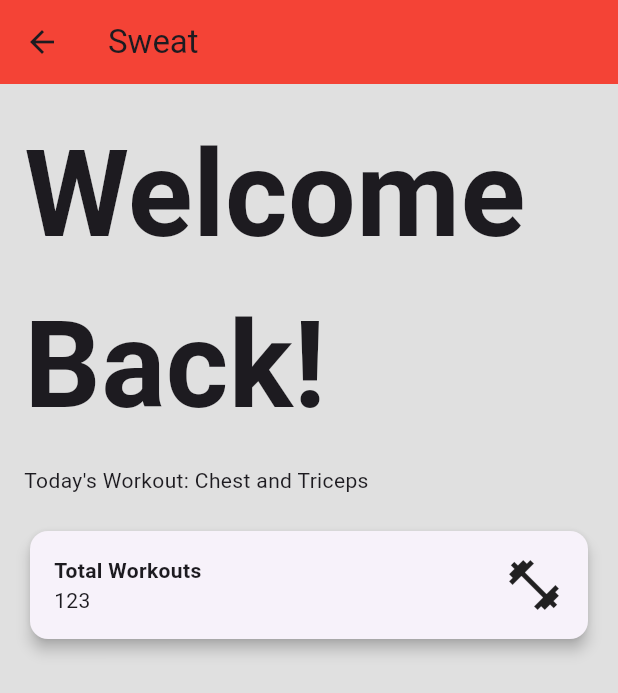
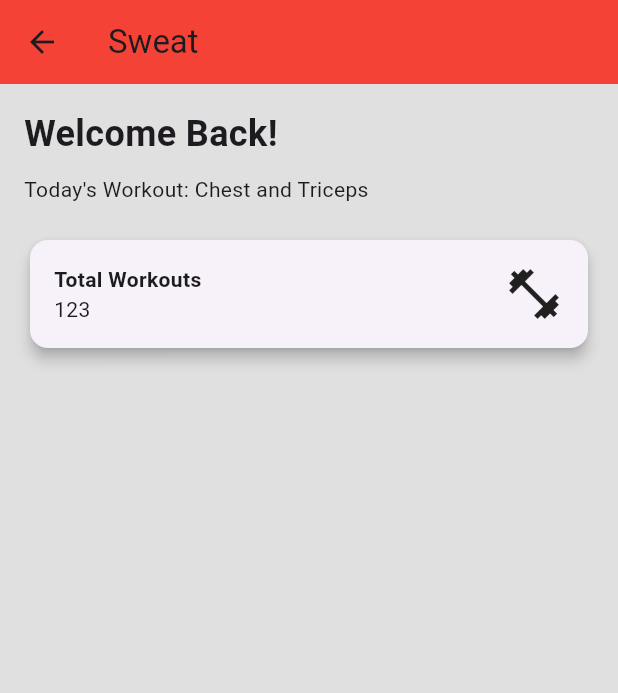
Before and after one commit to Adarsha5421/Sweat_fitness_mobiles, a Flutter app: the HomePage screen opened directly, on a phone screen of 412 x 824 dp. Shown: the top 693 px of the screen. Run offline on Flutter 3.47's test engine with Material 3 defaults, Android fonts, the phone set to English and light mode, and no system bars; our stand-ins replace bloc, dartz, dio, equatable, flutter_bloc, flutter_spinkit and 9 more; accounts and stored records are empty; network calls fail; Roboto replaces fonts that are missing (Montserrat Regular).

Commit message:
homepage complete

```diff
--- a/lib/view/homepage_view.dart
+++ b/lib/view/homepage_view.dart
@@ -16,7 +16,7 @@ class HomePage extends StatelessWidget {
           crossAxisAlignment: CrossAxisAlignment.start,
           children: [
             Text("Welcome Back!",
-                style: TextStyle(fontSize: 80, fontWeight: FontWeight.bold)),
+                style: TextStyle(fontSize: 24, fontWeight: FontWeight.bold)),
             SizedBox(height: 10),
             Text("Today's Workout: Chest and Triceps"),
             SizedBox(height: 20),
```
